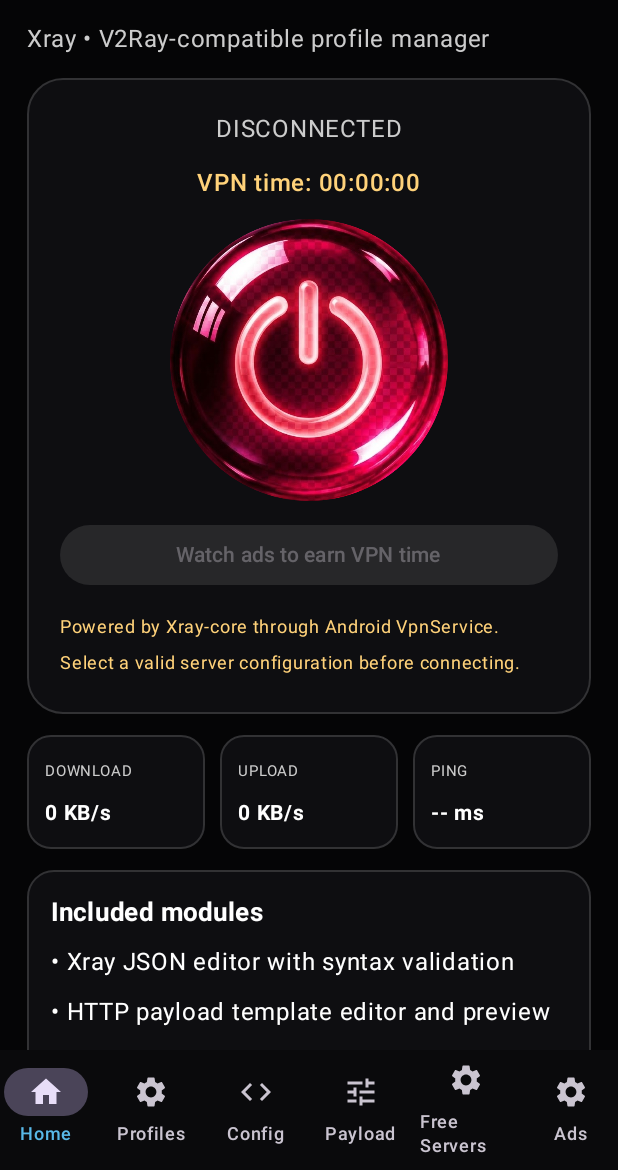
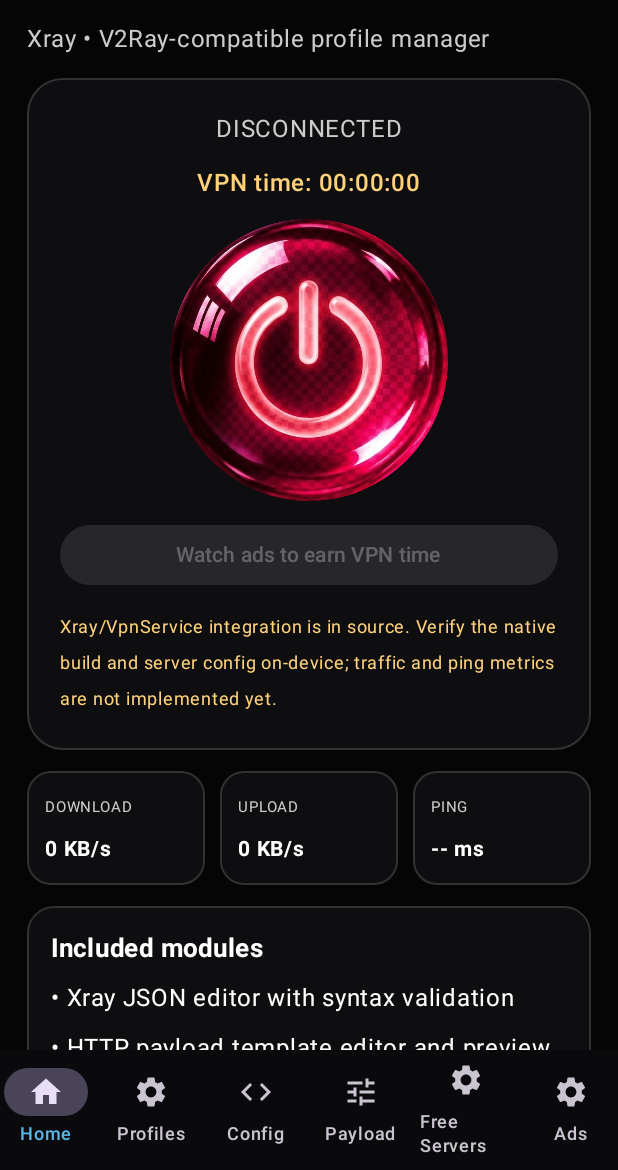
Before and after one commit to darwindiolimbo-crypto/kupal-vpn, an Android app built with Jetpack Compose: the screen it shows after launch (MainActivity), on a phone screen of 412 x 824 dp, the part 66-1236 px from its top. Run offline under Robolectric (Android 15) with nearby library versions, the phone set to English and light mode, and no system bars; our stand-ins replace AdMob; pictures from the network do not load; 3 statements that could not run were skipped.

Commit message:
Clarify Xray test status and AdMob release/test configuration

```diff
--- a/app/src/main/java/com/kupalvpn/app/MainActivity.kt
+++ b/app/src/main/java/com/kupalvpn/app/MainActivity.kt
@@ -307,7 +307,7 @@ private fun HomeScreen(
                     Text(if (previewConnected) "Disconnect VPN" else if (vpnTimeMillis > 0L) "Connect VPN" else "Watch ads to earn VPN time")
                 }
                 Text(
-                    "Powered by Xray-core through Android VpnService. Select a valid server configuration before connecting.",
+                    "Xray/VpnService integration is in source. Verify the native build and server config on-device; traffic and ping metrics are not implemented yet.",
                     color = Color(0xFFFFD27A),
                     fontSize = 12.sp
                 )
@@ -622,7 +622,7 @@ private fun AdsScreen(
             Text("Privacy & consent options")
         }
         Text(
-            "Development uses Google's rewarded-video test ad unit. Replace it with your AdMob rewarded unit ID before release.",
+            "Debug uses Google test App/interstitial IDs. Release interstitial uses the provided unit ID; rewarded video remains on Google's test unit because no production rewarded ID was provided.",
             color = Color(0xFFFFD27A),
             fontSize = 12.sp
         )
```
